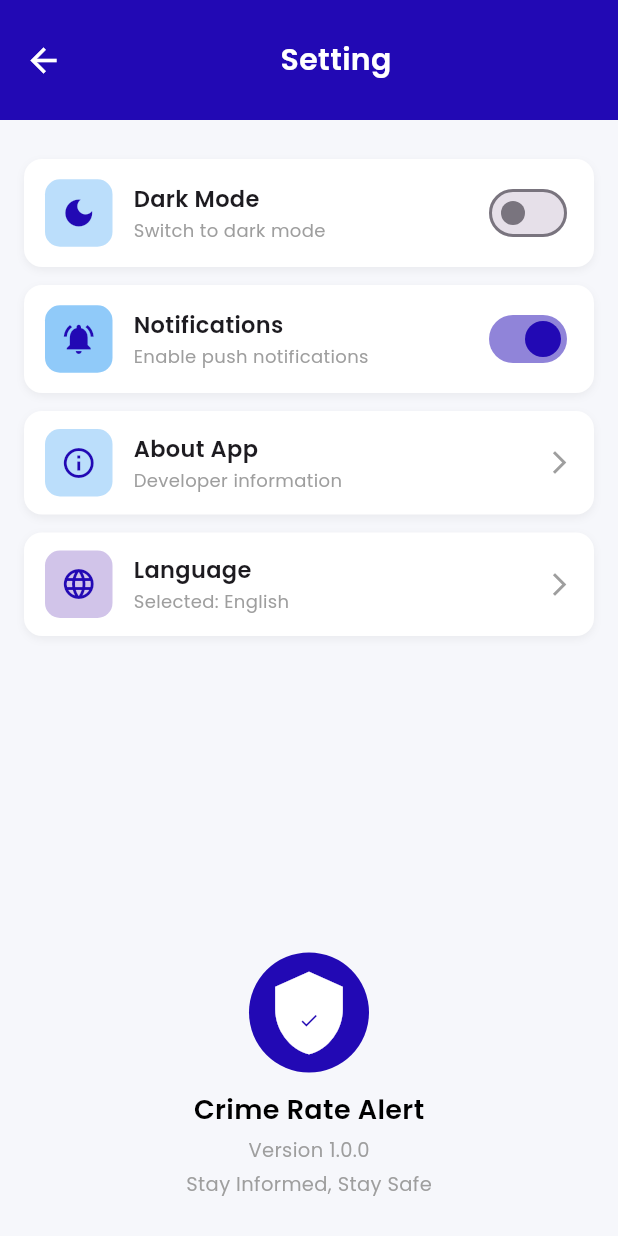
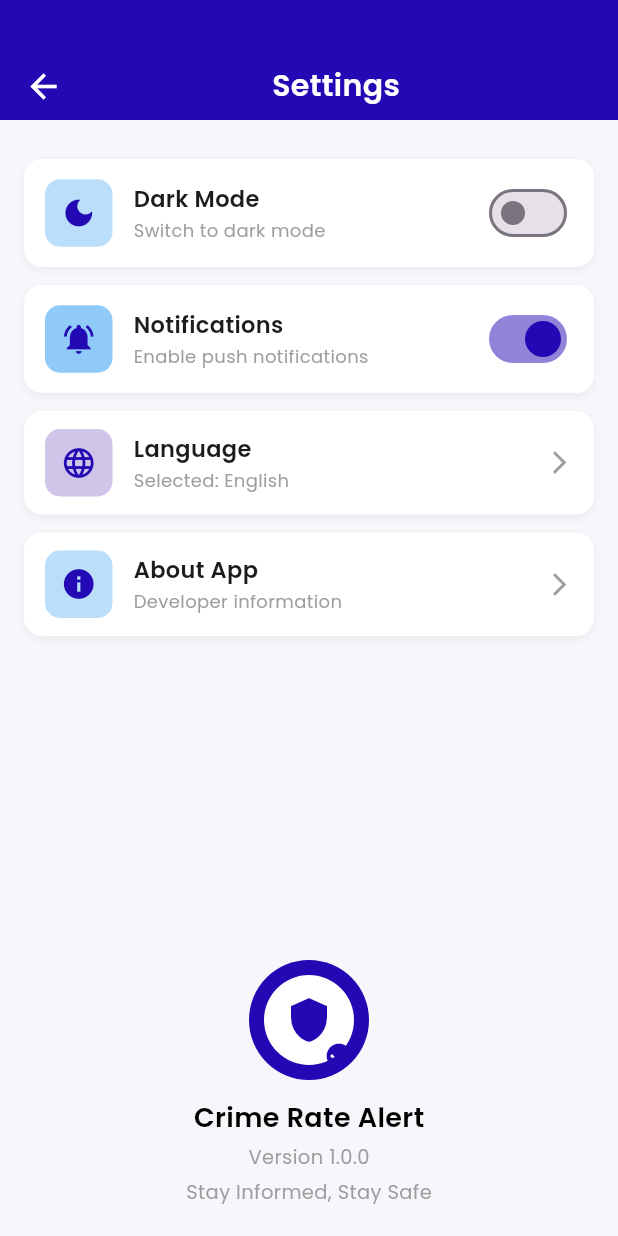
Before and after one commit to Amansarfraz/crime_app, a Flutter app: the SettingsScreen screen opened by its route, on a phone screen of 412 x 824 dp. Run offline on Flutter 3.47's test engine with Material 3 defaults, Android fonts, the light colour scheme and no system bars; our stand-ins replace google_fonts, lottie; network calls fail.

Commit message:
first commit

```diff
--- a/lib/main.dart
+++ b/lib/main.dart
@@ -8,6 +8,7 @@ import 'screens/crime_categories_screen.dart';
 import 'screens/crime_detail_screen.dart';
 import 'screens/safety_tips_screen.dart';
 import 'screens/about_app_screen.dart';
+import 'screens/language_screen.dart';
 
 void main() {
   runApp(const MyApp());
@@ -41,6 +42,7 @@ class MyApp extends StatelessWidget {
         '/safety_tips_screen': (context) => const SafetyTipsScreen(),
         '/settings_screen': (context) => const SettingsScreen(),
         '/about_app_screen': (context) => const AboutAppScreen(),
+        '/language_screen': (context) => const LanguageScreen(),
       },
 
       // ✅ Handle dynamic routes like CrimeDetailScreen here
--- a/lib/screens/settings_screen.dart
+++ b/lib/screens/settings_screen.dart
@@ -1,4 +1,5 @@
 import 'package:flutter/material.dart';
+import 'language_screen.dart';
 import 'about_app_screen.dart';
 
 class SettingsScreen extends StatefulWidget {
@@ -13,15 +14,6 @@ class _SettingsScreenState extends State<SettingsScreen> {
   bool notifications = true;
   String selectedLanguage = 'English';
 
-  final List<String> languages = [
-    'English',
-    'Urdu',
-    'Spanish',
-    'French',
-    'German',
-    'Arabic',
-  ];
-
   @override
   Widget build(BuildContext context) {
     return Scaffold(
@@ -33,7 +25,7 @@ class _SettingsScreenState extends State<SettingsScreen> {
             height: 80,
             width: double.infinity,
             color: const Color(0xFF2209B4),
-            padding: const EdgeInsets.symmetric(horizontal: 16),
+            padding: const EdgeInsets.only(top: 35, left: 16, right: 16),
             child: Row(
               children: [
                 GestureDetector(
@@ -48,7 +40,7 @@ class _SettingsScreenState extends State<SettingsScreen> {
                 const Expanded(
                   child: Center(
                     child: Text(
-                      "Setting",
+                      "Settings",
                       style: TextStyle(
                         fontFamily: 'Poppins',
                         color: Colors.white,
@@ -90,9 +82,28 @@ class _SettingsScreenState extends State<SettingsScreen> {
             ),
           ),
 
+          // 🌍 Language
+          _buildSettingTile(
+            icon: Icons.language,
+            color: Colors.deepPurple.shade100,
+            title: "Language",
+            subtitle: "Selected: $selectedLanguage",
+            trailing: const Icon(
+              Icons.arrow_forward_ios,
+              color: Colors.grey,
+              size: 18,
+            ),
+            onTap: () {
+              Navigator.push(
+                context,
+                MaterialPageRoute(builder: (_) => const LanguageScreen()),
+              );
+            },
+          ),
+
           // ℹ️ About App
           _buildSettingTile(
-            icon: Icons.info_outline,
+            icon: Icons.info,
             color: Colors.blue.shade100,
             title: "About App",
             subtitle: "Developer information",
@@ -104,28 +115,14 @@ class _SettingsScreenState extends State<SettingsScreen> {
             onTap: () {
               Navigator.push(
                 context,
-                MaterialPageRoute(builder: (context) => const AboutAppScreen()),
+                MaterialPageRoute(builder: (_) => const AboutAppScreen()),
               );
             },
           ),
 
-          // 🌍 Language
-          _buildSettingTile(
-            icon: Icons.language,
-            color: Colors.deepPurple.shade100,
-            title: "Language",
-            subtitle: "Selected: $selectedLanguage",
-            trailing: const Icon(
-              Icons.arrow_forward_ios,
-              color: Colors.grey,
-              size: 18,
-            ),
-            onTap: _showLanguageDialog,
-          ),
-
           const Spacer(),
 
-          // 🛡 Custom Shield Logo + Name
+          // 🛡 Custom Logo
           Column(
             children: [
               Stack(
@@ -139,17 +136,26 @@ class _SettingsScreenState extends State<SettingsScreen> {
                       shape: BoxShape.circle,
                     ),
                   ),
-                  Icon(Icons.shield, size: 60, color: Colors.white),
+                  Container(
+                    width: 60,
+                    height: 60,
+                    decoration: const BoxDecoration(
+                      color: Colors.white,
+                      shape: BoxShape.circle,
+                    ),
+                    child: const Icon(
+                      Icons.shield,
+                      color: Color(0xFF2209B4),
+                      size: 32,
+                    ),
+                  ),
                   const Positioned(
-                    bottom: 25,
-                    child: CircleAvatar(
-                      radius: 10,
-                      backgroundColor: Colors.white,
-                      child: Icon(
-                        Icons.check,
-                        size: 14,
-                        color: Color(0xFF2209B4),
-                      ),
+                    bottom: 6,
+                    right: 10,
+                    child: Icon(
+                      Icons.check_circle,
+                      color: Color(0xFF2209B4),
+                      size: 20,
                     ),
                   ),
                 ],
@@ -182,7 +188,7 @@ class _SettingsScreenState extends State<SettingsScreen> {
                   color: Colors.grey,
                 ),
               ),
-              const SizedBox(height: 25),
+              const SizedBox(height: 20),
             ],
           ),
         ],
@@ -190,7 +196,7 @@ class _SettingsScreenState extends State<SettingsScreen> {
     );
   }
 
-  // 📱 Reusable Setting Tile
+  // 📱 Setting Tile Widget
   Widget _buildSettingTile({
     required IconData icon,
     required Color color,
@@ -257,34 +263,4 @@ class _SettingsScreenState extends State<SettingsScreen> {
       ),
     );
   }
-
-  // 🌍 Language Selector Dialog
-  void _showLanguageDialog() {
-    showDialog(
-      context: context,
-      builder: (context) => AlertDialog(
-        title: const Text(
-          "Choose Language",
-          style: TextStyle(fontFamily: 'Poppins', fontWeight: FontWeight.w600),
-        ),
-        content: Column(
-          mainAxisSize: MainAxisSize.min,
-          children: languages.map((lang) {
-            return RadioListTile<String>(
-              title: Text(lang, style: const TextStyle(fontFamily: 'Poppins')),
-              value: lang,
-              groupValue: selectedLanguage,
-              activeColor: const Color(0xFF2209B4),
-              onChanged: (value) {
-                setState(() {
-                  selectedLanguage = value!;
-                  Navigator.pop(context);
-                });
-              },
-            );
-          }).toList(),
-        ),
-      ),
-    );
-  }
 }
--- a/pubspec.yaml
+++ b/pubspec.yaml
@@ -32,6 +32,7 @@ dependencies:
     sdk: flutter
   google_fonts: ^6.3.2
   intl: ^0.20.2
+  lottie: ^3.1.2
 
   # The following adds the Cupertino Icons font to your application.
   # Use with the CupertinoIcons class for iOS style icons.
```
Also changed, not shown: lib/screens/about_app_screen.dart (+71 -34 lines), lib/screens/language_screen.dart (added, +167 -0 lines), pubspec.lock.
